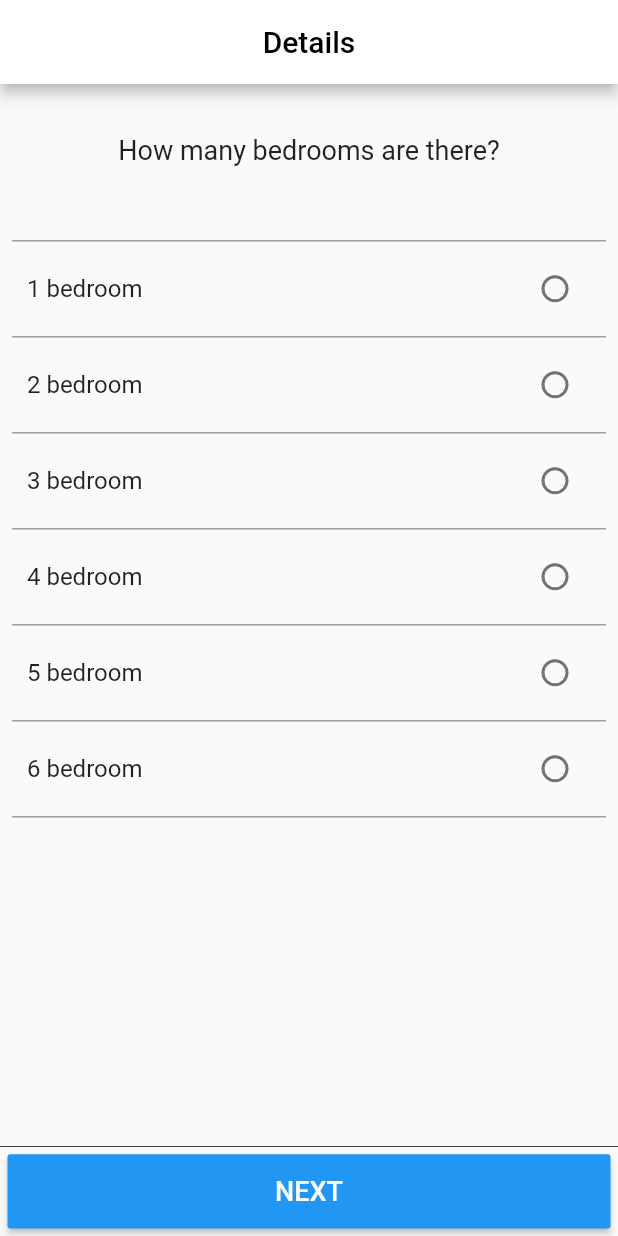
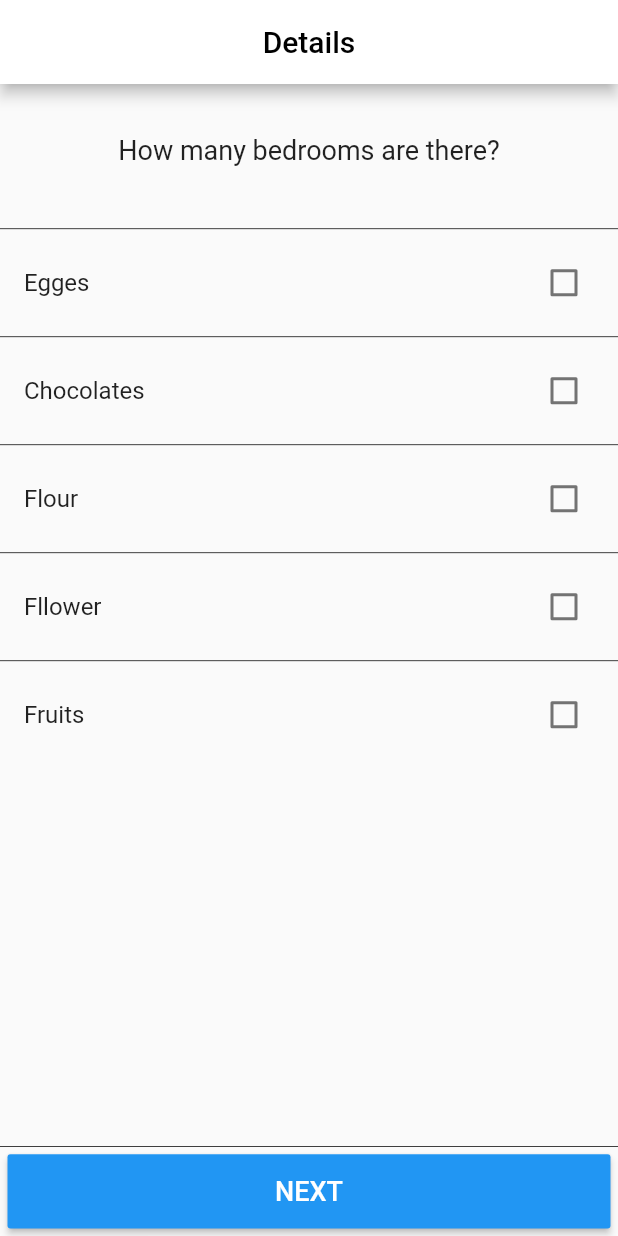
Before and after one commit to JainamSanghvi91/Housy-Internship, a Flutter app: the screen it shows after launch, after a tap on "NEXT", on a phone screen of 412 x 824 dp. Run offline on Flutter 3.47's test engine with Material 2 defaults, Android fonts, the light colour scheme and no system bars.

Commit message:
Mutliple Choice updated

```diff
--- a/lib/main.dart
+++ b/lib/main.dart
@@ -1,4 +1,5 @@
 import 'package:flutter/material.dart';
+import 'package:housytask/multipleChoice.dart';
 import 'package:housytask/radio_button.dart';
 
 void main() {
@@ -11,7 +12,7 @@ class MyApp extends StatelessWidget {
   Widget build(BuildContext context) {
     return MaterialApp(
       title: 'Flutter Demo',
-      home: RadioButton(),
+      home: MultipleChoice(),
     );
   }
 }
--- /dev/null
+++ b/lib/multipleChoice.dart
@@ -0,0 +1,115 @@
+import 'package:flutter/material.dart';
+
+class MultipleChoice extends StatefulWidget {
+  @override
+  MultipleChoiceState createState() => new MultipleChoiceState();
+}
+
+class MultipleChoiceState extends State {
+  Map<String, bool> List = {
+    'Egges': false,
+    'Chocolates': false,
+    'Flour': false,
+    'Fllower': false,
+    'Fruits': false,
+  };
+
+  var holder_1 = [];
+
+  getItems() {
+    List.forEach((key, value) {
+      if (value == true) {
+        holder_1.add(key);
+      }
+    });
+
+    // Printing all selected items on Terminal screen.
+    print(holder_1);
+    // Here you will get all your selected Checkbox items.
+
+    // Clear array after use.
+    holder_1.clear();
+  }
+
+  @override
+  Widget build(BuildContext context) {
+    return Scaffold(
+      appBar: AppBar(
+        backgroundColor: Colors.white,
+        title: Center(
+          child: Text(
+            "Details",
+            style: TextStyle(
+              color: Colors.black,
+            ),
+          ),
+        ),
+        actions: [],
+      ),
+      body: Column(
+        children: [
+          Expanded(
+            flex: 1,
+            child: Container(
+              //color: Colors.green,
+              child: Center(
+                child: Text(
+                  "How many bedrooms are there?",
+                  style: TextStyle(
+                    fontSize: 18,
+                  ),
+                ),
+              ),
+            ),
+          ),
+          Expanded(
+            flex: 7,
+            child: ListView(
+              children: List.keys.map((String key) {
+                return Column(
+                  children: [
+                    Divider(
+                      thickness: 0.5,
+                      color: Colors.black,
+                    ),
+                    CheckboxListTile(
+                      title: new Text(key),
+                      value: List[key],
+                      activeColor: Colors.blue,
+                      checkColor: Colors.white,
+                      onChanged: (bool value) {
+                        setState(() {
+                          List[key] = value;
+                        });
+                      },
+                    ),
+                  ],
+                );
+              }).toList(),
+            ),
+          ),
+          Container(
+            padding: EdgeInsets.all(5),
+            decoration: BoxDecoration(
+                border: Border(
+              top: BorderSide(
+                color: Colors.black,
+                width: 0.5,
+              ),
+            )),
+            width: 500,
+            height: 60,
+            child: RaisedButton(
+              color: Colors.blue,
+              onPressed: () {},
+              child: Text(
+                "NEXT",
+                style: TextStyle(color: Colors.white, fontSize: 18),
+              ),
+            ),
+          ),
+        ],
+      ),
+    );
+  }
+}
```
